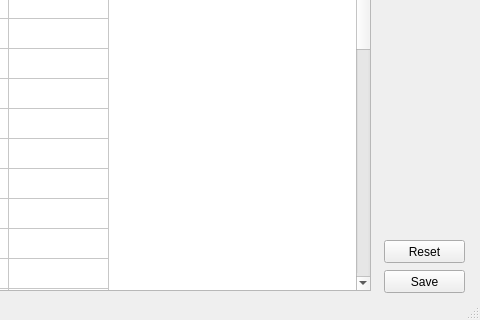
Qt form ui/guard_urgence.ui (otmanLAHRECHE/EPSP_Garde_Project) before a commit; both pictures show x 320 to 800 and y 280 to 600 of the 800 by 600 pixel window.
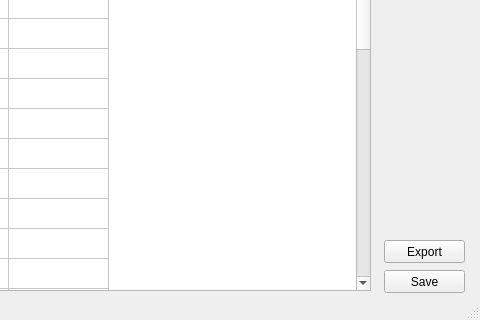
The same form after that commit.

```diff
--- a/ui/guard_urgence.ui
+++ b/ui/guard_urgence.ui
@@ -271,7 +271,7 @@
      </rect>
     </property>
     <property name="text">
-     <string>Reset</string>
+     <string>Export</string>
     </property>
    </widget>
   </widget>
```
